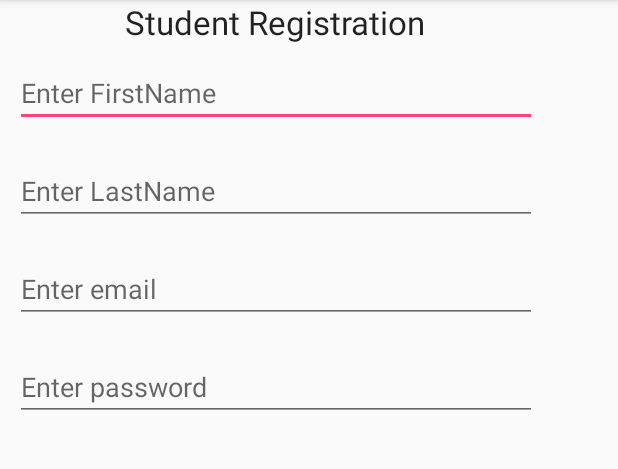
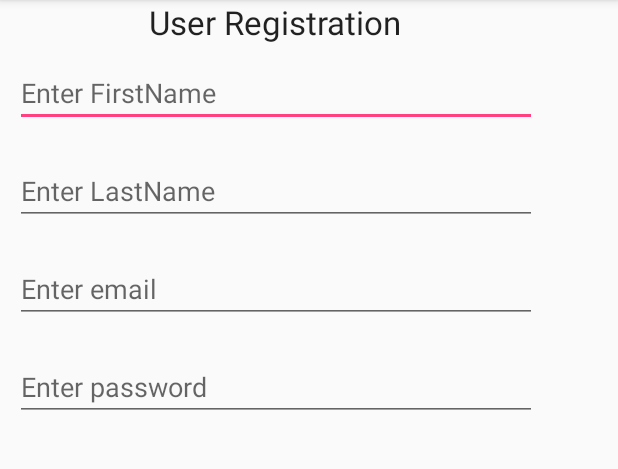
Before and after one commit to swaroopg79/GDP_AndroidSR, an Android app: the screen it shows after launch (MainActivity), on a phone screen of 412 x 824 dp, the part 84-553 px from its top. Run offline under Robolectric (Android 15) with nearby library versions, the phone set to English and light mode, and no system bars; our stand-ins replace Firebase (no records; nobody signed in at launch, a user with empty details on screens opened directly).

Commit message:
Commit after changes

```diff
--- a/app/src/main/res/layout/activity_main.xml
+++ b/app/src/main/res/layout/activity_main.xml
@@ -26,7 +26,7 @@
                 android:layout_width="wrap_content"
                 android:layout_height="wrap_content"
                 android:layout_gravity="center_horizontal"
-                android:text="Student Registration"
+                android:text="User Registration"
                 android:textAppearance="?android:attr/textAppearanceLarge" />
 
             <EditText
@@ -91,6 +91,8 @@
                 android:text="Already Registered? Signin Here"
                 android:textAlignment="center" />
 
+
+
         </LinearLayout>
 
     </ScrollView>
```
